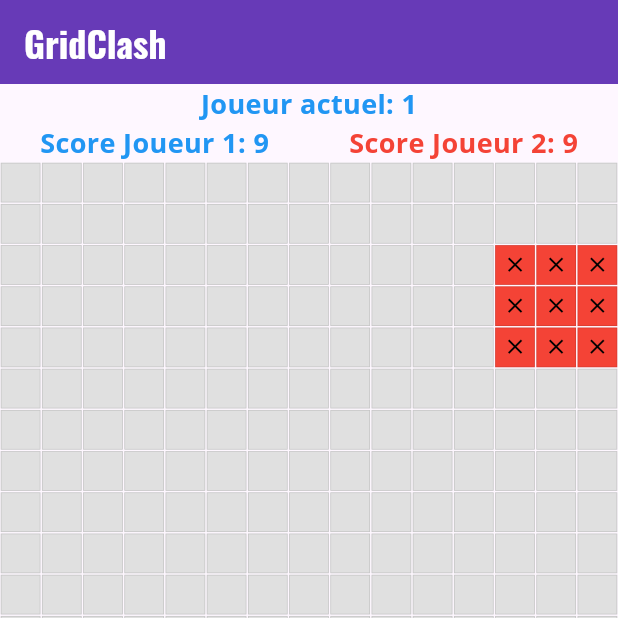
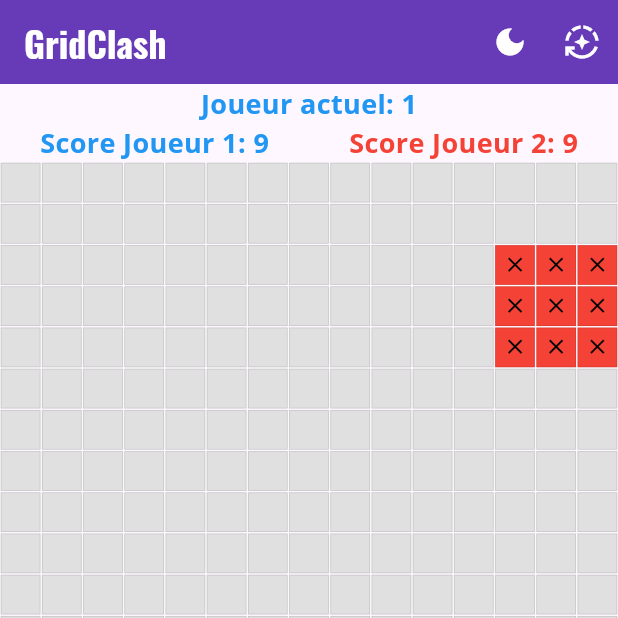
Before and after one commit to Foreveratu/GridClash, a Flutter app: the screen it shows after launch, on a phone screen of 412 x 824 dp, the top half of it. Run offline on Flutter 3.47's test engine with Material 3 defaults, Android fonts, the phone set to English and light mode, and no system bars; our stand-ins replace google_fonts.

Commit message:
implement dark and light theme

```diff
--- a/lib/main.dart
+++ b/lib/main.dart
@@ -5,21 +5,40 @@ import 'package:gridclash/game/game_state.dart'; // Import your GameState
 import 'package:gridclash/game_ui.dart'; // Import GameUI
 
 void main() {
-  // Fix 1: Use gridclash package name
   runApp(
-    ChangeNotifierProvider(
-      create: (context) =>
-          GameState(gridWidth: 15, gridHeight: 20), // Provide GameState
-      child: const MyApp(gridWidth: 15, gridHeight: 20),
+    MultiProvider(
+      providers: [
+        ChangeNotifierProvider(
+          create: (context) => GameState(gridWidth: 15, gridHeight: 20),
+        ),
+        ChangeNotifierProvider(
+          create: (context) => ThemeProvider(),
+        ),
+      ],
+      child: const MyApp(),
     ),
   );
 }
 
+class ThemeProvider with ChangeNotifier {
+  ThemeMode _themeMode = ThemeMode.system;
+
+  ThemeMode get themeMode => _themeMode;
+
+  void toggleTheme() {
+    _themeMode =
+        _themeMode == ThemeMode.light ? ThemeMode.dark : ThemeMode.light;
+    notifyListeners();
+  }
+
+  void setSystemTheme() {
+    _themeMode = ThemeMode.system;
+    notifyListeners();
+  }
+}
+
 class MyApp extends StatelessWidget {
-  final int gridWidth;
-  final int gridHeight;
-
-  const MyApp({super.key, required this.gridWidth, required this.gridHeight});
+  const MyApp({super.key});
 
   @override
   Widget build(BuildContext context) {
@@ -27,10 +46,8 @@ class MyApp extends StatelessWidget {
 
     // Define a common TextTheme
     final TextTheme appTextTheme = TextTheme(
-      displayLarge: GoogleFonts.oswald(
-        fontSize: 57,
-        fontWeight: FontWeight.bold,
-      ),
+      displayLarge:
+          GoogleFonts.oswald(fontSize: 57, fontWeight: FontWeight.bold),
       titleLarge: GoogleFonts.roboto(fontSize: 22, fontWeight: FontWeight.w500),
       bodyMedium: GoogleFonts.openSans(fontSize: 14),
     );
@@ -46,21 +63,18 @@ class MyApp extends StatelessWidget {
       appBarTheme: AppBarTheme(
         backgroundColor: primarySeedColor,
         foregroundColor: Colors.white,
-        titleTextStyle: GoogleFonts.oswald(
-          fontSize: 24,
-          fontWeight: FontWeight.bold,
-        ),
+        titleTextStyle:
+            GoogleFonts.oswald(fontSize: 24, fontWeight: FontWeight.bold),
       ),
       elevatedButtonTheme: ElevatedButtonThemeData(
         style: ElevatedButton.styleFrom(
           foregroundColor: Colors.white,
           backgroundColor: primarySeedColor,
-          shape: RoundedRectangleBorder(borderRadius: BorderRadius.circular(8)),
+          shape:
+              RoundedRectangleBorder(borderRadius: BorderRadius.circular(8)),
           padding: const EdgeInsets.symmetric(horizontal: 24, vertical: 12),
-          textStyle: GoogleFonts.roboto(
-            fontSize: 16,
-            fontWeight: FontWeight.w500,
-          ),
+          textStyle:
+              GoogleFonts.roboto(fontSize: 16, fontWeight: FontWeight.w500),
         ),
       ),
     );
@@ -76,34 +90,32 @@ class MyApp extends StatelessWidget {
       appBarTheme: AppBarTheme(
         backgroundColor: Colors.grey[900],
         foregroundColor: Colors.white,
-        titleTextStyle: GoogleFonts.oswald(
-          fontSize: 24,
-          fontWeight: FontWeight.bold,
-        ),
+        titleTextStyle:
+            GoogleFonts.oswald(fontSize: 24, fontWeight: FontWeight.bold),
       ),
       elevatedButtonTheme: ElevatedButtonThemeData(
         style: ElevatedButton.styleFrom(
           foregroundColor: Colors.black,
           backgroundColor: primarySeedColor.shade200,
-          shape: RoundedRectangleBorder(borderRadius: BorderRadius.circular(8)),
+          shape:
+              RoundedRectangleBorder(borderRadius: BorderRadius.circular(8)),
           padding: const EdgeInsets.symmetric(horizontal: 24, vertical: 12),
-          textStyle: GoogleFonts.roboto(
-            fontSize: 16,
-            fontWeight: FontWeight.w500,
-          ),
+          textStyle:
+              GoogleFonts.roboto(fontSize: 16, fontWeight: FontWeight.w500),
         ),
       ),
     );
 
-    // Note: Assuming you are using a direct MyHomePage or similar for the home screen
-    // If you have routing set up (e.g., go_router), you would configure routes here
-    return MaterialApp(
-      title: 'Flutter Material AI App',
-      theme: lightTheme,
-      darkTheme: darkTheme,
-      themeMode: ThemeMode
-          .system, // Or Consumer<ThemeProvider>(...) if ThemeProvider is used
-      home: const MyHomePage(), // Assuming your game UI is in MyHomePage
+    return Consumer<ThemeProvider>(
+      builder: (context, themeProvider, child) {
+        return MaterialApp(
+          title: 'GridClash',
+          theme: lightTheme,
+          darkTheme: darkTheme,
+          themeMode: themeProvider.themeMode,
+          home: const MyHomePage(),
+        );
+      },
     );
   }
 }
@@ -111,42 +123,47 @@ class MyApp extends StatelessWidget {
 class MyHomePage extends StatelessWidget {
   const MyHomePage({super.key});
 
-  // Dans la méthode build de votre widget principal (ex: MyHomePage)
-
   @override
   Widget build(BuildContext context) {
+    final themeProvider = Provider.of<ThemeProvider>(context);
+
     return Scaffold(
       appBar: AppBar(
-        title: const Text('GridClash'), // Votre titre
+        title: const Text('GridClash'),
+        actions: [
+          IconButton(
+            icon: Icon(themeProvider.themeMode == ThemeMode.dark
+                ? Icons.light_mode
+                : Icons.dark_mode),
+            onPressed: () => themeProvider.toggleTheme(),
+            tooltip: 'Toggle Theme',
+          ),
+          IconButton(
+            icon: const Icon(Icons.auto_mode),
+            onPressed: () => themeProvider.setSystemTheme(),
+            tooltip: 'Set System Theme',
+          ),
+        ],
       ),
       body: Consumer<GameState>(
-        // Utiliser Consumer pour écouter les changements dans GameState
         builder: (context, gameState, child) {
           if (gameState.isGameOver) {
-            // Si la partie est terminée, afficher l'écran de victoire
             return Center(
-              // Center le contenu
               child: Column(
-                mainAxisAlignment:
-                    MainAxisAlignment.center, // Aligner au centre verticalement
+                mainAxisAlignment: MainAxisAlignment.center,
                 children: [
                   Text(
-                    // Message de victoire
-                    'Joueur ${gameState.winningPlayer!.id} GAGNE !', // Utiliser le joueur gagnant
+                    'Joueur ${gameState.winningPlayer!.id} GAGNE !',
                     style: TextStyle(
                       fontSize: 24,
                       fontWeight: FontWeight.bold,
-                      color: gameState
-                          .winningPlayer!
-                          .color, // Utiliser la couleur du joueur gagnant
+                      color: gameState.winningPlayer!.color,
                     ),
                   ),
-                  const SizedBox(height: 20), // Espacement
+                  const SizedBox(height: 20),
                   ElevatedButton(
-                    // Bouton Replay
                     onPressed: () {
-                      gameState
-                          .replayGame(); // Appeler la méthode replay (à créer)
+                      gameState.replayGame();
                     },
                     child: const Text('Rejouer'),
                   ),
@@ -154,8 +171,7 @@ class MyHomePage extends StatelessWidget {
               ),
             );
           } else {
-            // Si la partie n'est pas terminée, afficher la grille de jeu
-            return GameUI(); // Fix 2: Assuming GameUI is a valid widget for the game grid. If not, replace with the correct widget.
+            return GameUI();
           }
         },
       ),
```
